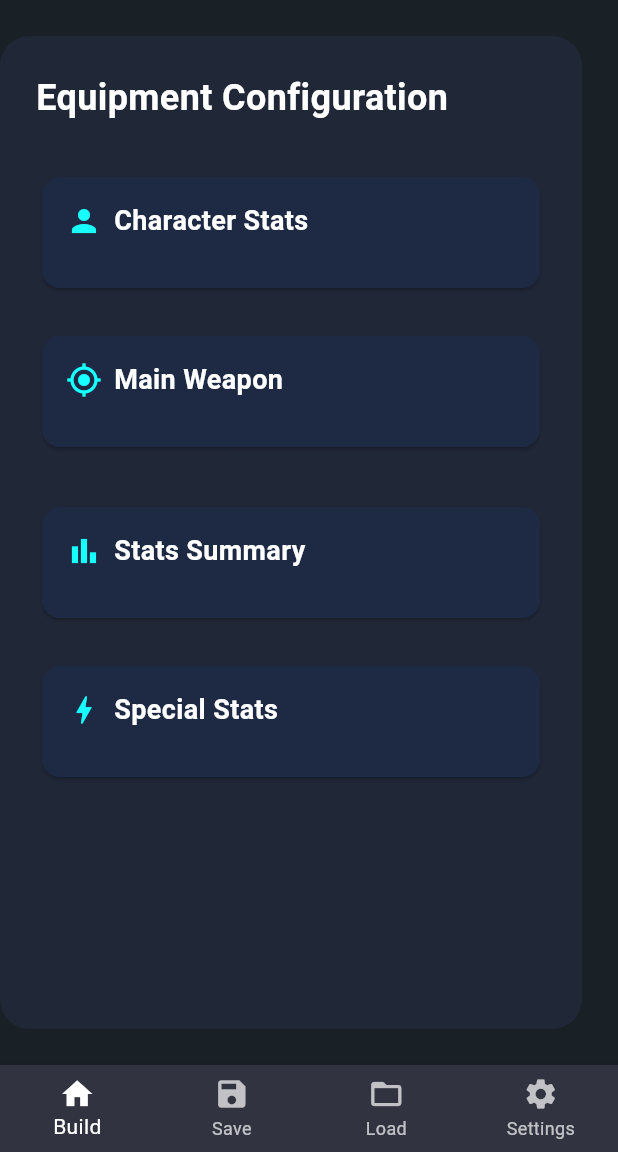
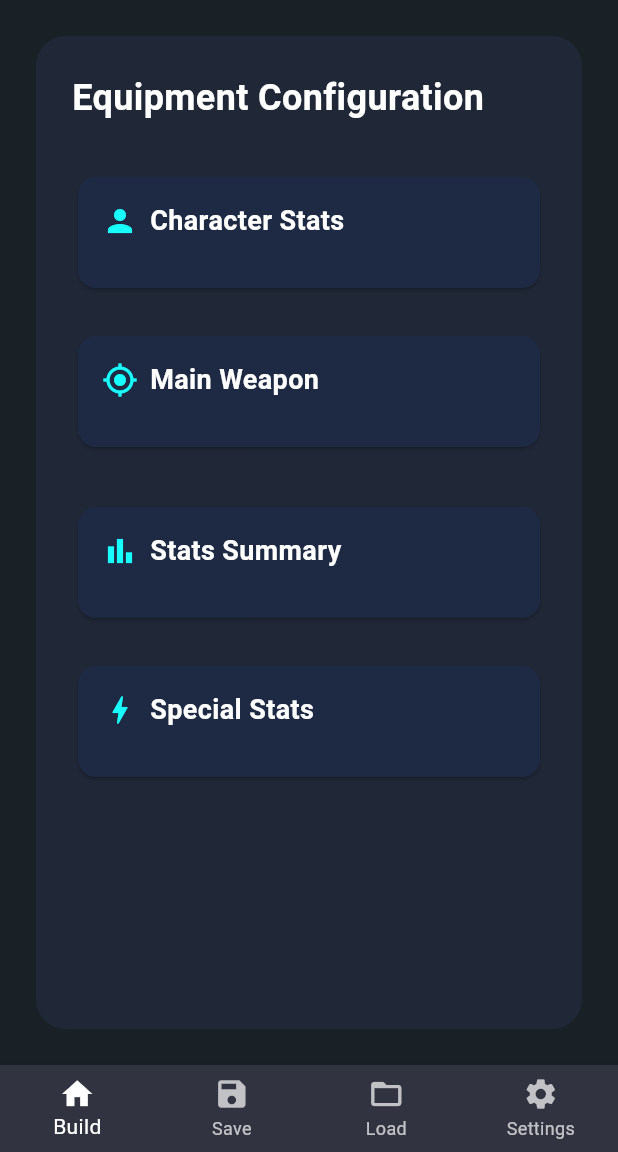
Before and after one commit to Newbkk12/Project, a Flutter app: the screen it shows after launch, on a phone screen of 412 x 824 dp, the part 84-1236 px from its top. Run offline on Flutter 3.47's test engine with Material 3 defaults, Android fonts, the phone set to English and light mode, and no system bars.

Commit message:
ux/ui update V0.2

```diff
--- a/lib/screens/build_simulator_screen.dart
+++ b/lib/screens/build_simulator_screen.dart
@@ -1,3 +1,5 @@
+// หน้า Build Simulator ที่ปรับแต่งได้ตามขนาดหน้าจอ หน้าหลักของแอปพลิเคชัน
+
 import 'package:flutter/material.dart';
 
 import '../widgets/build_page/character_stats_section.dart';
@@ -77,8 +79,9 @@ class BuildSimulatorScreen extends StatelessWidget {
                 const VerticalDivider(
                   thickness: 1,
                   width: 1,
-                  color: Colors.white10,
+                  color: Color.fromARGB(26, 240, 237, 237),
                 ),
+                Padding(padding: const EdgeInsets.only(left: 27)),
               ],
 
               // เนื้อหาหลัก
@@ -98,9 +101,6 @@ class BuildSimulatorScreen extends StatelessWidget {
   }
 
   Widget _buildMainContent({required bool isMobile, required double width}) {
-    // สำคัญมาก: อย่าใช้ Padding(all: 24) แบบเดิมเด็ดขาด!
-    // เปลี่ยนเป็น SafeArea + Padding เฉพาะด้านขวา/ล่าง แทน
-
     return SafeArea(
       left:
           false, // สำคัญ! อย่าให้ SafeArea ทับซ้าย → ปล่อยให้ Rail อยู่เต็มพื้นที่
@@ -111,6 +111,7 @@ class BuildSimulatorScreen extends StatelessWidget {
           top: 24,
           right: 24,
           bottom: 24,
+          left: isMobile ? 24 : 0,
         ),
         child: Container(
           width: double.infinity,
--- a/lib/widgets/navigation/app_drawer.dart
+++ b/lib/widgets/navigation/app_drawer.dart
@@ -1,3 +1,5 @@
+//หน้าเมนูด้านข้าง (Drawer) สำหรับการนำทางในแอปพลิเคชัน
+
 import 'package:flutter/material.dart';
 
 class AppDrawer extends StatelessWidget {
--- a/lib/widgets/navigation/bottom_navigation_bar.dart
+++ b/lib/widgets/navigation/bottom_navigation_bar.dart
@@ -1,3 +1,5 @@
+//แถบการนำทางด้านล่างที่กำหนดเองสำหรับแอปพลิเคชัน
+
 import 'package:flutter/material.dart';
 
 class CustomBottomNavigationBar extends StatelessWidget {
--- a/lib/widgets/navigation/navigation_rail.dart
+++ b/lib/widgets/navigation/navigation_rail.dart
@@ -1,4 +1,4 @@
-// widgets/navigation/custom_navigation_rail.dart
+// แถบนำทางด้านข้างที่กำหนดเองสำหรับหน้าเว็บแอป
 import 'package:flutter/material.dart';
 
 class CustomNavigationRail extends StatefulWidget {
@@ -23,7 +23,7 @@ class CustomNavigationRailState extends State<CustomNavigationRail> {
       onDestinationSelected: (i) => setState(() => _selectedIndex = i),
       extended: _isExtended,
       minWidth: 72,
-      minExtendedWidth: 220,
+      minExtendedWidth: 180,
 
       // ฟอนต์ + ไอคอน เปลี่ยนตามสถานะ
       selectedIconTheme: IconThemeData(
```
